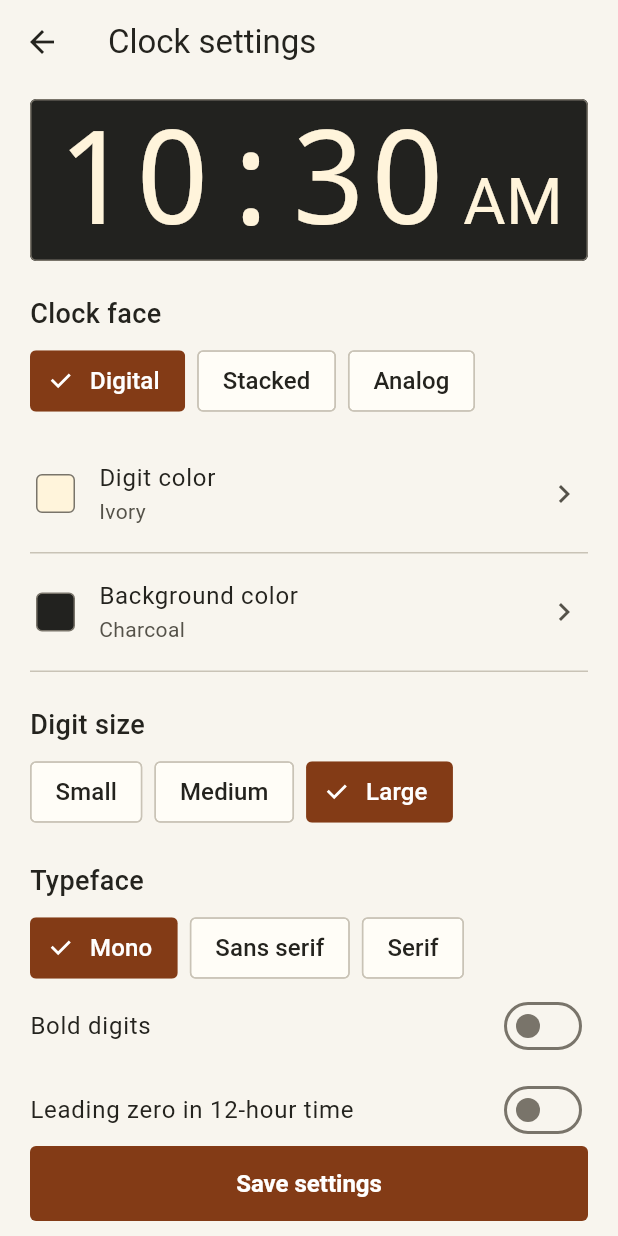
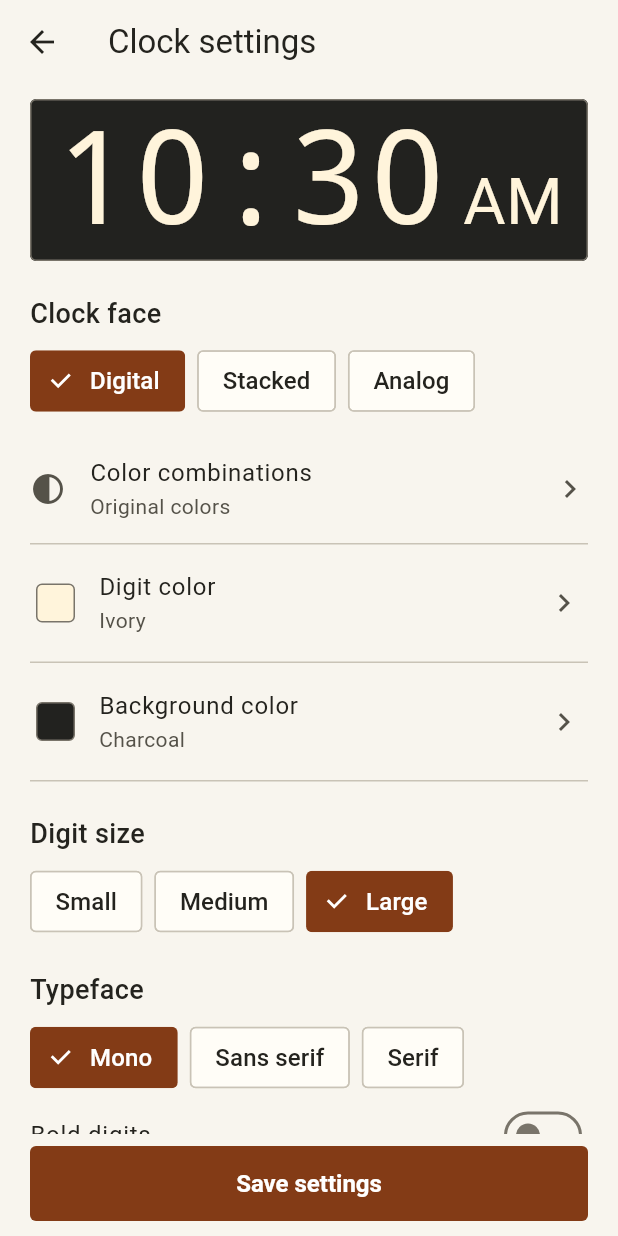
Before and after one commit to byfb/hear-clock-app, a Flutter app: the screen it shows after launch, after a tap on "Settings", on a phone screen of 412 x 824 dp. Run offline on Flutter 3.47's test engine with Material 3 defaults, Android fonts, the phone set to English and light mode, and no system bars.

Commit message:
feat(settings): add per-face color combinations and contrast feedback

```diff
--- /dev/null
+++ b/lib/clock_palette.dart
@@ -0,0 +1,60 @@
+import 'package:flutter/material.dart';
+
+import 'clock_settings.dart';
+import 'clock_theme.dart';
+
+enum ClockPalette {
+  original('Original colors', ClockTheme.digits, ClockTheme.panel),
+  whiteOnBlack('White on black', ClockTheme.white, ClockTheme.black),
+  blackOnWhite('Black on white', ClockTheme.black, ClockTheme.white),
+  yellowOnBlack('Yellow on black', ClockTheme.yellow, ClockTheme.black);
+
+  const ClockPalette(this.label, this.ink, this.background);
+  final String label;
+  final Color ink, background;
+
+  Color get _stackMinutes => this == original ? ClockTheme.sky : ink;
+  Color get _markings => this == original ? ClockTheme.muted : ink;
+  Color get _minuteHand => this == original ? ClockTheme.accent : ink;
+  Color get _secondHand => this == original ? ClockTheme.sky : ink;
+
+  ClockSettings apply(ClockSettings settings) {
+    if (settings.variant != FaceVariant.analog) {
+      return settings.withText(
+        settings.text.copyWith(
+          digits: ink,
+          face: background,
+          minuteColor: settings.variant == FaceVariant.stacked
+              ? _stackMinutes
+              : null,
+        ),
+      );
+    }
+    final dial = settings.dial;
+    return settings.copyWith(
+      dial: dial.copyWith(
+        face: background,
+        marks: _markings,
+        hour: dial.hour.copyWith(color: ink),
+        minute: dial.minute.copyWith(color: _minuteHand),
+        second: dial.second.copyWith(color: _secondHand),
+      ),
+    );
+  }
+
+  bool matches(ClockSettings s) =>
+      s.face == background &&
+      switch (s.variant) {
+        FaceVariant.digital => s.digital.digits == ink,
+        FaceVariant.stacked =>
+          s.stacked.digits == ink && s.stacked.minuteColor == _stackMinutes,
+        FaceVariant.analog =>
+          s.dial.marks == _markings &&
+              s.dial.hour.color == ink &&
+              s.dial.minute.color == _minuteHand &&
+              s.dial.second.color == _secondHand,
+      };
+
+  static ClockPalette? current(ClockSettings settings) =>
+      values.where((palette) => palette.matches(settings)).firstOrNull;
+}
--- a/lib/clock_settings.dart
+++ b/lib/clock_settings.dart
@@ -123,26 +123,33 @@ class ClockSettings {
     speechRate: speechRate ?? this.speechRate,
   );
 
-  double get contrast {
+  ({String part, double ratio}) get lowestContrast {
     final background = face.computeLuminance();
     final colors = switch (variant) {
-      FaceVariant.digital => [digital.digits],
-      FaceVariant.stacked => [stacked.digits, stacked.minuteColor],
-      FaceVariant.analog => [
-        dial.marks,
-        dial.hour.color,
-        dial.minute.color,
-        if (dial.seconds) dial.second.color,
-      ],
+      FaceVariant.digital => {'digits': digital.digits},
+      FaceVariant.stacked => {
+        'hour digits': stacked.digits,
+        'minute digits': stacked.minuteColor,
+      },
+      FaceVariant.analog => {
+        'dial markings': dial.marks,
+        'hour hand': dial.hour.color,
+        'minute hand': dial.minute.color,
+        if (dial.seconds) 'second hand': dial.second.color,
+      },
     };
-    return colors
-        .map((color) {
-          final foreground = color.computeLuminance();
-          return (math.max(foreground, background) + .05) /
+    return colors.entries
+        .map((entry) {
+          final foreground = entry.value.computeLuminance();
+          final ratio =
+              (math.max(foreground, background) + .05) /
               (math.min(foreground, background) + .05);
+          return (part: entry.key, ratio: ratio);
         })
-        .reduce(math.min);
+        .reduce((a, b) => a.ratio <= b.ratio ? a : b);
   }
+
+  double get contrast => lowestContrast.ratio;
 }
 
 class ClockPlatform {
--- a/lib/settings_screen.dart
+++ b/lib/settings_screen.dart
@@ -2,6 +2,7 @@ import 'package:flutter/material.dart';
 import 'package:flutter/services.dart';
 
 import 'clock_face.dart';
+import 'clock_palette.dart';
 import 'clock_settings.dart';
 import 'clock_theme.dart';
 import 'color_screen.dart';
@@ -219,6 +220,18 @@ class _SettingsScreenState extends State<SettingsScreen> {
     }
   }
 
+  Future<void> _pickPalette() async {
+    final selected = await Navigator.push<ClockPalette>(
+      context,
+      MaterialPageRoute(
+        builder: (_) => ColorCombinationsScreen(settings: _draft),
+      ),
+    );
+    if (mounted && selected != null) {
+      setState(() => _draft = selected.apply(_draft));
+    }
+  }
+
   @override
   Widget build(BuildContext context) => Scaffold(
     appBar: ClockTheme.settingsBar(context, 'Clock settings'),
@@ -244,20 +257,18 @@ class _SettingsScreenState extends State<SettingsScreen> {
                     setState(() => _draft = _draft.copyWith(variant: v)),
               ),
               const SizedBox(height: 12),
-              if (_draft.contrast < 4.5)
-                Padding(
-                  padding: EdgeInsets.symmetric(vertical: 10),
-                  child: Semantics(
-                    liveRegion: true,
-                    child: Text(
-                      'Low contrast. Pick one light color and one dark color for easier reading.',
-                      style: TextStyle(
-                        color: Theme.of(context).colorScheme.error,
-                        fontSize: 16,
-                      ),
-                    ),
-                  ),
+              ListTile(
+                contentPadding: EdgeInsets.zero,
+                leading: const Icon(Icons.contrast),
+                title: const Text('Color combinations'),
+                subtitle: Text(
+                  ClockPalette.current(_draft)?.label ?? 'Custom colors',
                 ),
+                trailing: const Icon(Icons.chevron_right),
+                onTap: _pickPalette,
+              ),
+              const Divider(height: 1),
+              ContrastNote(_draft),
               if (_draft.variant == FaceVariant.analog)
                 ..._dialControls()
               else
```
Also changed, not shown: lib/color_screen.dart (+99 -0 lines), 2 other files.
